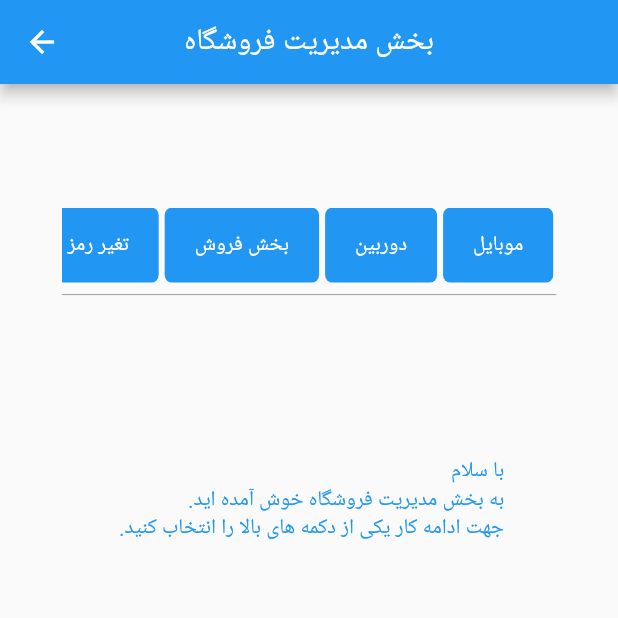
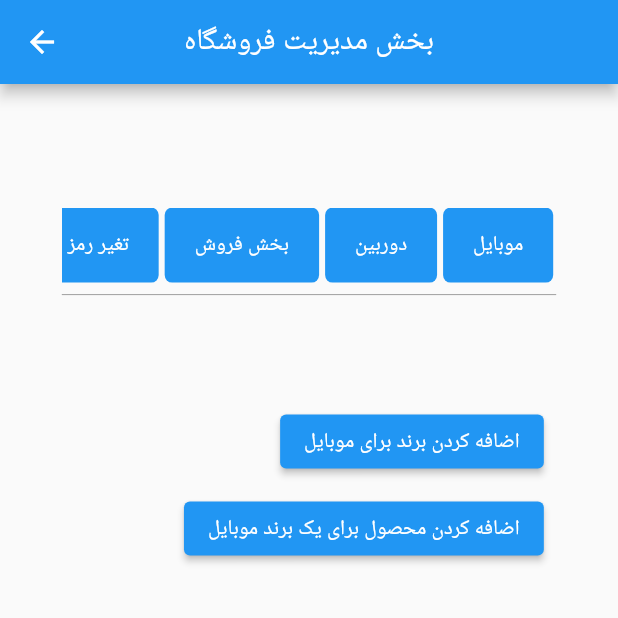
Before and after one commit to ali-khlm10/onlineshop, a Flutter app: the panelmanagement screen opened directly with empty values, after a tap on "موبایل", on a phone screen of 412 x 824 dp, the top half of it. Run offline on Flutter 3.47's test engine with Material 2 defaults, Android fonts, the phone set to English and light mode, and no system bars; our stand-ins replace sqflite; accounts and stored records are empty.

Commit message:
some files moved to some folders and added new dart files to part of admin panel

```diff
--- a/lib/main.dart
+++ b/lib/main.dart
@@ -2,7 +2,7 @@
 
 import 'package:flutter/material.dart';
 import 'package:onlineshop/models/backend/Sqlite%20Functions/admin_funcs.dart';
-import 'package:onlineshop/models/frontend/homepage.dart';
+import 'package:onlineshop/models/frontend/shop%20home%20page/homepage.dart';
 import 'package:sqflite/sqflite.dart';
 import 'models/backend/Sqlite Functions/sqlite_funcs.dart';
 
--- a/lib/models/frontend/provider.dart
+++ b/lib/models/frontend/provider.dart
@@ -1,6 +1,9 @@
 import 'package:flutter/material.dart';
-import 'package:onlineshop/models/frontend/changepassword.dart';
+import 'package:onlineshop/models/frontend/shop%20home%20page/shop%20app%20bar/admin%20sign%20in%20page/admin%20panel%20page/admin%20panel%20page%20body/cameramanagement.dart';
+import 'package:onlineshop/models/frontend/shop%20home%20page/shop%20app%20bar/admin%20sign%20in%20page/admin%20panel%20page/admin%20panel%20page%20body/changepassword.dart';
 import 'package:onlineshop/models/frontend/constants.dart';
+import 'package:onlineshop/models/frontend/shop%20home%20page/shop%20app%20bar/admin%20sign%20in%20page/admin%20panel%20page/admin%20panel%20page%20body/mobilemanagement.dart';
+import 'package:onlineshop/models/frontend/shop%20home%20page/shop%20app%20bar/admin%20sign%20in%20page/admin%20panel%20page/admin%20panel%20page%20body/sellmanagement.dart';
 
 class listofcategorysubjectProvider extends ChangeNotifier {
   List<String> _listofcategorysubject = listofmainpagecategory;
@@ -73,6 +76,21 @@ class listofcategorysubjectProvider extends ChangeNotifier {
     notifyListeners();
   }
 
+  void changemobilemanagementbody(Size size) {
+    _panelItemsBody = mobilemanagement(size: size);
+    notifyListeners();
+  }
+
+  void changecameramanagementbody(Size size) {
+    _panelItemsBody = cameramanagement(size: size);
+    notifyListeners();
+  }
+
+  void changesellmanagementbody(Size size) {
+    _panelItemsBody = sellmanagement(size: size);
+    notifyListeners();
+  }
+
   void afterchangepasswordbody(Size size) {
     _panelItemsBody = Container(
       margin: EdgeInsets.symmetric(vertical: size.height * .2),
--- a/lib/models/frontend/Appbar.dart
+++ b/lib/models/frontend/shop home page/shop app bar/Appbar.dart
@@ -1,5 +1,5 @@
 import 'package:flutter/material.dart';
-import 'package:onlineshop/models/frontend/adminsignin.dart';
+import 'package:onlineshop/models/frontend/shop%20home%20page/shop%20app%20bar/admin%20sign%20in%20page/adminsignin.dart';
 //
 
 PreferredSizeWidget Appbar(BuildContext context, Size size) {
--- /dev/null
+++ b/lib/models/frontend/shop home page/shop app bar/admin sign in page/admin panel page/admin panel page body/mobilemanagement.dart
@@ -0,0 +1,39 @@
+import 'package:flutter/material.dart';
+
+class mobilemanagement extends StatefulWidget {
+  const mobilemanagement({Key? key, required this.size}) : super(key: key);
+  final Size size;
+
+  @override
+  State<mobilemanagement> createState() => _mobilemanagementState();
+}
+
+class _mobilemanagementState extends State<mobilemanagement> {
+  @override
+  Widget build(BuildContext context) {
+    return Container(
+      alignment: Alignment.centerRight,
+      // color: Colors.red,
+      margin: EdgeInsets.symmetric(
+          horizontal: widget.size.width * 0.02,
+          vertical: widget.size.height * .08),
+      child: Column(
+        // mainAxisAlignment: MainAxisAlignment.end,
+        crossAxisAlignment: CrossAxisAlignment.end,
+        children: [
+          ElevatedButton(
+            onPressed: () {},
+            child: Text('اضافه کردن برند برای موبایل'),
+          ),
+          SizedBox(
+            height: 10,
+          ),
+          ElevatedButton(
+            onPressed: () {},
+            child: Text('اضافه کردن محصول برای یک برند موبایل'),
+          ),
+        ],
+      ),
+    );
+  }
+}
--- a/lib/models/frontend/adminPanel.dart
+++ b/lib/models/frontend/shop home page/shop app bar/admin sign in page/admin panel page/adminPanel.dart
@@ -48,7 +48,13 @@ class _panelmanagementState extends State<panelmanagement> {
                             child: InkWell(
                               borderRadius: BorderRadius.circular(5),
                               onTap: () {
-                                if (index == 3) {
+                                if (index == 0) {
+                                  value.changemobilemanagementbody(widget.size);
+                                } else if (index == 1) {
+                                  value.changecameramanagementbody(widget.size);
+                                } else if (index == 2) {
+                                  value.changesellmanagementbody(widget.size);
+                                } else if (index == 3) {
                                   value.changepasswordbody(widget.size);
                                 }
                               },
--- a/lib/models/frontend/Body.dart
+++ b/lib/models/frontend/shop home page/shop body/body under of search widget/Body.dart
@@ -1,7 +1,6 @@
 import 'package:flutter/material.dart';
-import 'package:onlineshop/models/frontend/ItemsList.dart';
-import 'package:onlineshop/models/frontend/Productsmenu.dart';
-import 'package:onlineshop/models/frontend/Showproducts.dart';
+import 'package:onlineshop/models/frontend/shop%20home%20page/shop%20body/Showproducts.dart';
+import 'package:onlineshop/models/frontend/shop%20home%20page/shop%20body/body%20under%20of%20search%20widget/Productsmenu.dart';
 
 class Body extends StatefulWidget {
   const Body({Key? key, required this.size}) : super(key: key);
```
Also changed, not shown: lib/models/frontend/shop home page/homepage.dart (renamed from lib/models/frontend/homepage.dart, +4 -4 lines), lib/models/frontend/shop home page/shop app bar/admin sign in page/admin panel page/admin panel page body/cameramanagement.dart (added, +39 -0 lines), lib/models/frontend/shop home page/shop app bar/admin sign in page/admin panel page/admin panel page body/sellmanagement.dart (added, +28 -0 lines), lib/models/frontend/shop home page/shop app bar/admin sign in page/adminsignin.dart (renamed from lib/models/frontend/adminsignin.dart, +12 -13 lines), lib/models/frontend/shop home page/shop app bar/admin sign in page/admin panel page/admin panel page body/changepassword.dart (renamed from lib/models/frontend/changepassword.dart), lib/models/frontend/shop home page/shop body/ItemsList.dart (renamed from lib/models/frontend/ItemsList.dart), lib/models/frontend/shop home page/shop body/body under of search widget/Productsmenu.dart (renamed from lib/models/frontend/Productsmenu.dart), lib/models/frontend/shop home page/shop body/body under of search widget/Showproducts.dart (renamed from lib/models/frontend/Showproducts.dart), lib/models/frontend/shop home page/shop body/searchWidget.dart (renamed from lib/models/frontend/searchWidget.dart).
